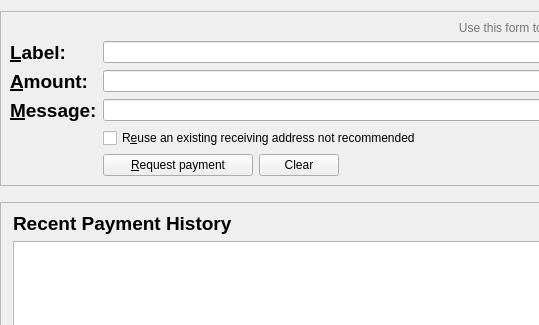
Above: src/qt/forms/receivecoinsdialog.ui from WorldExchange/DWE before the change; both pictures show x 0 to 539 and y 0 to 325 of the 776 by 413 pixel window. Below: the same form after it.
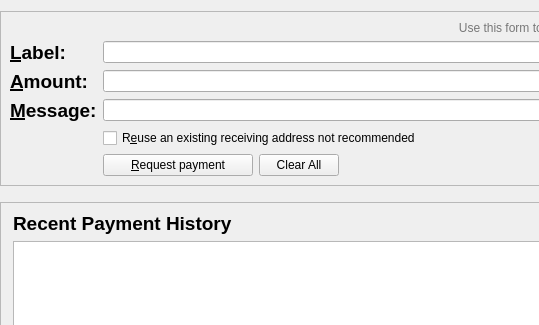
That is the form after the change. Icons and pictures are not drawn. Custom widgets are drawn as their Qt base class.

Patch:
```diff
--- a/src/qt/forms/receivecoinsdialog.ui
+++ b/src/qt/forms/receivecoinsdialog.ui
@@ -200,7 +200,7 @@
              <string>Clear all fields of the form.</string>
             </property>
             <property name="text">
-             <string>Clear</string>
+             <string>Clear All</string>
             </property>
             <property name="icon">
              <iconset resource="../dwe.qrc">
```
Left out of the diff: 16 changed lines with no effect on the pictures.
